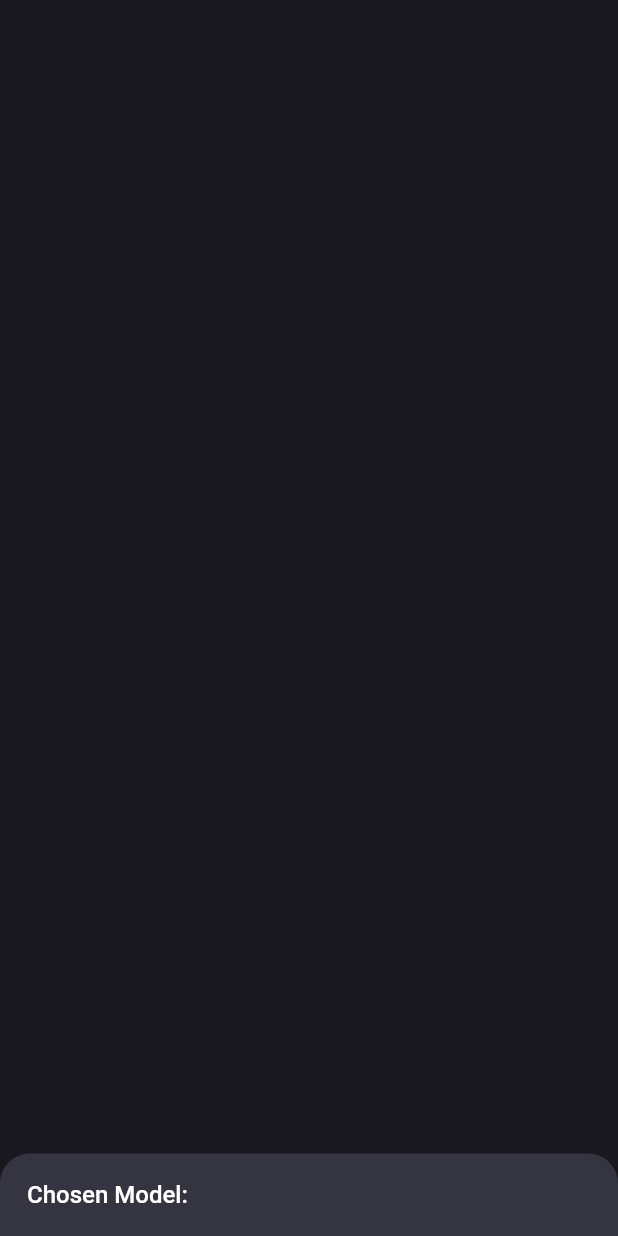
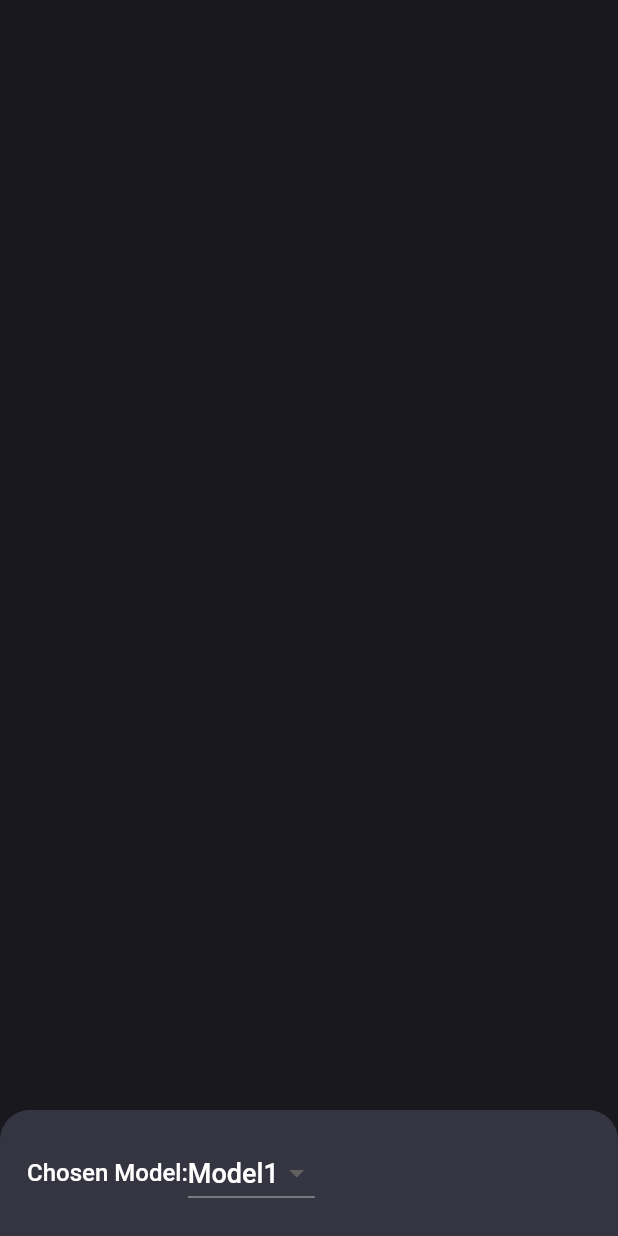
Before and after one commit to Awaizkazi/chat_gpt_flutter_1, a Flutter app: what showModalSheet() shows on an empty page, opened directly, on a phone screen of 412 x 824 dp. Run offline on Flutter 3.47's test engine with Material 2 defaults, Android fonts, the phone set to English and light mode, and no system bars; our stand-ins replace flutter_spinkit.

Commit message:
added Data

```diff
--- a/lib/main.dart
+++ b/lib/main.dart
@@ -27,4 +27,4 @@ class MyApp extends StatelessWidget {
 }
 
 //TODO https://www.youtube.com/watch?v=BB59SwaQjrQ
-//  35:37 se dekna baki hai
+//  50:03 se dekna baki hai
--- a/lib/services/services..dart
+++ b/lib/services/services..dart
@@ -1,6 +1,7 @@
 import 'package:flutter/material.dart';
 
 import '../constants/constants.dart';
+import '../widgets/drop_down.dart';
 import '../widgets/text_widget.dart';
 
 class Services {
@@ -24,6 +25,10 @@ class Services {
                     fontSize: 16,
                   ),
                 ),
+                Flexible(
+                  flex: 2,
+                  child: ModelsDropDownWidget(),
+                ),
               ],
             ),
           );
```
